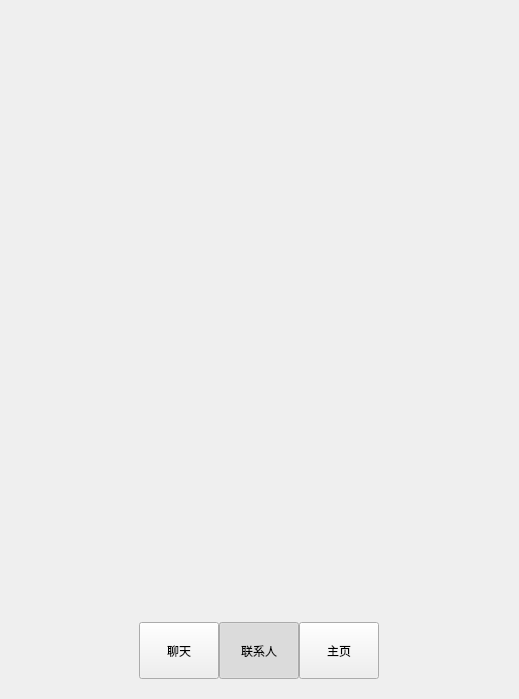
Old version of the form MainPage.ui in the repository Keter-R/Easy.
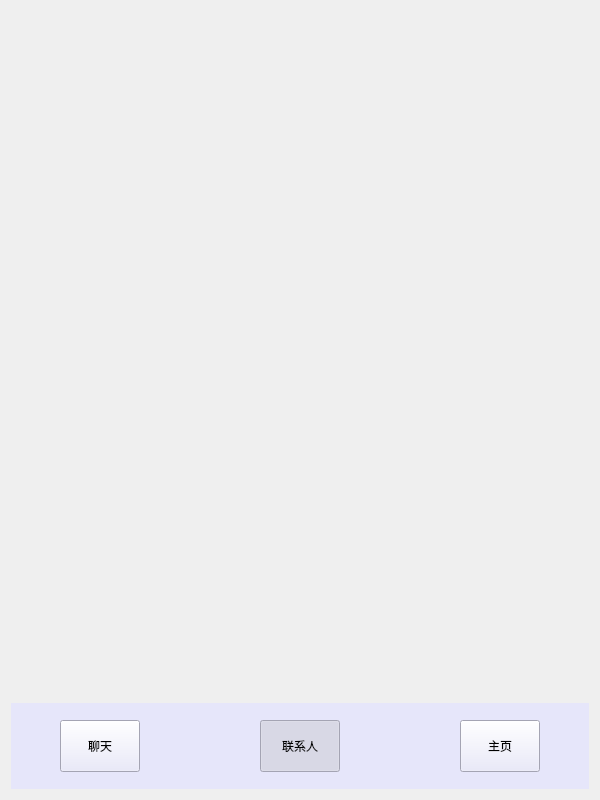
New version of the form. Icons and pictures are not drawn.

Commit message: 添加图标

Diff of the .ui file:
```diff
--- a/MainPage.ui
+++ b/MainPage.ui
@@ -6,8 +6,8 @@
    <rect>
     <x>0</x>
     <y>0</y>
-    <width>519</width>
-    <height>699</height>
+    <width>600</width>
+    <height>800</height>
    </rect>
   </property>
   <property name="windowTitle">
@@ -17,18 +17,31 @@
    <item>
     <layout class="QVBoxLayout" name="verticalLayout" stretch="8,1">
      <item>
-      <widget class="QStackedWidget" name="stackedWidget"/>
+      <widget class="QStackedWidget" name="stackedWidget">
+       <property name="styleSheet">
+        <string notr="true"/>
+       </property>
+      </widget>
      </item>
      <item>
       <widget class="QWidget" name="widget" native="true">
        <property name="autoFillBackground">
-        <bool>true</bool>
+        <bool>false</bool>
+       </property>
+       <property name="styleSheet">
+        <string notr="true">background-color: rgb(230, 230, 250);</string>
        </property>
        <layout class="QHBoxLayout" name="horizontalLayout_2">
         <item>
-         <layout class="QHBoxLayout" name="horizontalLayout">
+         <layout class="QHBoxLayout" name="horizontalLayout" stretch="1,1,1">
           <property name="spacing">
-           <number>0</number>
+           <number>120</number>
+          </property>
+          <property name="topMargin">
+           <number>8</number>
+          </property>
+          <property name="bottomMargin">
+           <number>8</number>
           </property>
           <item>
            <widget class="QToolButton" name="switchChatPage">
@@ -38,9 +51,24 @@
               <height>80</height>
              </size>
             </property>
+            <property name="font">
+             <font>
+              <pointsize>9</pointsize>
+             </font>
+            </property>
             <property name="text">
              <string>聊天</string>
             </property>
+            <property name="icon">
+             <iconset>
+              <normaloff>src/icon/message.svg</normaloff>src/icon/message.svg</iconset>
+            </property>
+            <property name="iconSize">
+             <size>
+              <width>30</width>
+              <height>30</height>
+             </size>
+            </property>
             <property name="checkable">
              <bool>true</bool>
             </property>
@@ -63,6 +91,16 @@
             <property name="text">
              <string>联系人</string>
             </property>
+            <property name="icon">
+             <iconset>
+              <normaloff>src/icon/user.svg</normaloff>src/icon/user.svg</iconset>
+            </property>
+            <property name="iconSize">
+             <size>
+              <width>30</width>
+              <height>30</height>
+             </size>
+            </property>
             <property name="checkable">
              <bool>true</bool>
             </property>
@@ -88,6 +126,16 @@
             <property name="text">
              <string>主页</string>
             </property>
+            <property name="icon">
+             <iconset>
+              <normaloff>src/icon/setting.svg</normaloff>src/icon/setting.svg</iconset>
+            </property>
+            <property name="iconSize">
+             <size>
+              <width>30</width>
+              <height>30</height>
+             </size>
+            </property>
             <property name="checkable">
              <bool>true</bool>
             </property>
```
Left out of the diff: 2 changed lines with no effect on the pictures. The commit also changes 2 other files.
